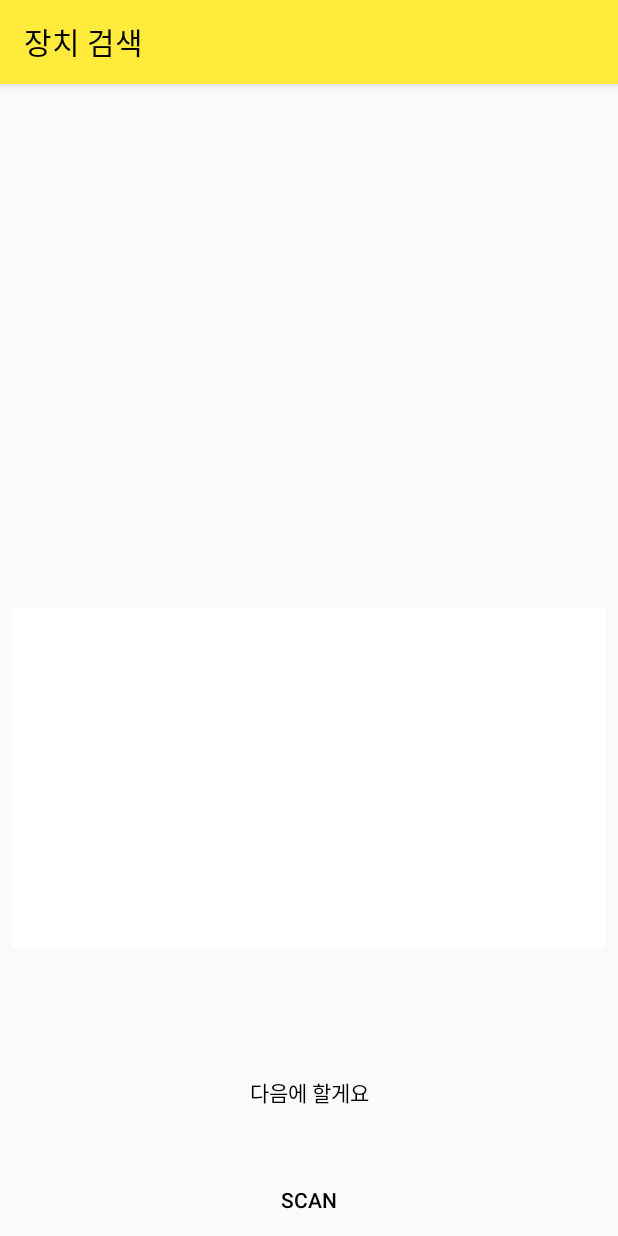
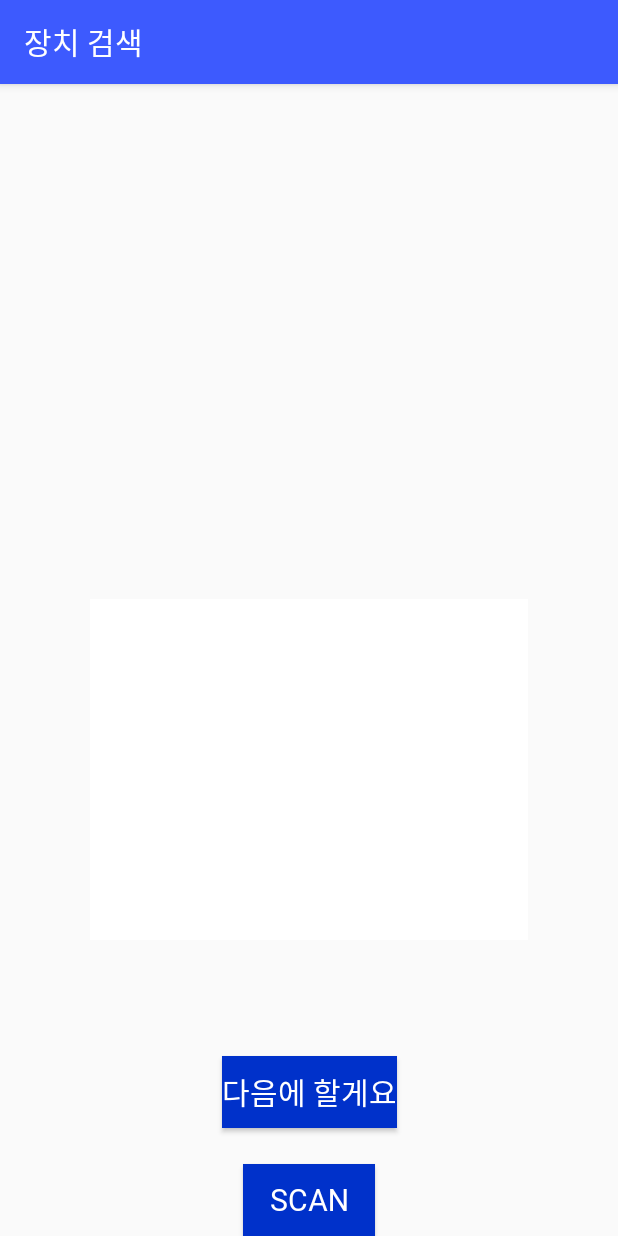
Before and after one commit to kin7274/Egometer, an Android app: the DeviceScanActivity screen opened directly, with no data from a screen before it, on a phone screen of 412 x 824 dp. Run offline under Robolectric (Android 15) with nearby library versions, the phone set to English and light mode, and no system bars; 1 statement that could not run was skipped.

Commit message:
색 변경
색 변경

```diff
--- a/app/src/main/java/com/example/elab_yang/egometer/activity/DeviceScanActivity.java
+++ b/app/src/main/java/com/example/elab_yang/egometer/activity/DeviceScanActivity.java
@@ -25,7 +25,10 @@ import android.support.v7.app.AppCompatActivity;
 import android.support.v7.widget.DividerItemDecoration;
 import android.support.v7.widget.LinearLayoutManager;
 import android.support.v7.widget.RecyclerView;
+import android.support.v7.widget.Toolbar;
 import android.view.View;
+import android.view.Window;
+import android.view.WindowManager;
 import android.widget.Button;
 import android.widget.Toast;
 
@@ -64,6 +67,8 @@ public class DeviceScanActivity extends AppCompatActivity {
         super.onCreate(savedInstanceState);
         setContentView(R.layout.activity_device_scan);
         //
+        setToolbar();
+        setStatusbar();
         preferences = getSharedPreferences("ActivityPREF", Context.MODE_PRIVATE);
         //
         bleDeviceList = new ArrayList<>();
@@ -101,6 +106,21 @@ public class DeviceScanActivity extends AppCompatActivity {
         checkBleSupport();
         getBluetoothAdapter();
         checkBluetoothSupport();
+    }
+
+    // 툴바
+    public void setToolbar() {
+        Toolbar mytoolbar = (Toolbar) findViewById(R.id.my_toolbar);
+        setSupportActionBar(mytoolbar);
+        getSupportActionBar().setTitle("");
+    }
+
+    // 상태바 색 변경
+    public void setStatusbar() {
+        Window window = getWindow();
+        window.addFlags(WindowManager.LayoutParams.FLAG_DRAWS_SYSTEM_BAR_BACKGROUNDS);
+        window.clearFlags(WindowManager.LayoutParams.FLAG_TRANSLUCENT_STATUS);
+        window.setStatusBarColor(getResources().getColor(R.color.colorAccent));
     }
 
     private void checkBleSupport() {
--- a/app/src/main/res/layout/activity_device_scan.xml
+++ b/app/src/main/res/layout/activity_device_scan.xml
@@ -19,7 +19,7 @@
             android:layout_marginLeft="16dp"
             android:fontFamily="@font/my_font_family"
             android:text="장치 검색"
-            android:textColor="#000"
+            android:textColor="#fff"
             android:textSize="20sp"
             android:textStyle="normal" />
     </android.support.v7.widget.Toolbar>
@@ -27,48 +27,50 @@
 
     <Button
         android:id="@+id/button"
-        style="?android:attr/borderlessButtonStyle"
-        android:layout_width="0dp"
+        android:layout_width="wrap_content"
         android:layout_height="wrap_content"
         android:layout_marginTop="8dp"
+        android:background="@color/colorPrimaryDark"
+        android:fontFamily="@font/my_font_family"
         android:text="다음에 할게요"
-        android:textColor="#000000"
+        android:textColor="#fff"
+        android:textSize="20sp"
         app:layout_constraintBottom_toBottomOf="parent"
         app:layout_constraintEnd_toEndOf="parent"
-        app:layout_constraintHorizontal_bias="0.0"
+        app:layout_constraintHorizontal_bias="0.501"
         app:layout_constraintStart_toStartOf="parent"
         app:layout_constraintTop_toTopOf="parent"
         app:layout_constraintVertical_bias="0.906" />
 
     <Button
         android:id="@+id/button1"
-        style="?android:attr/borderlessButtonStyle"
-        android:layout_width="0dp"
+        android:layout_width="wrap_content"
         android:layout_height="wrap_content"
         android:layout_marginTop="8dp"
+        android:background="@color/colorPrimaryDark"
+        android:fontFamily="@font/my_font_family"
         android:text="Scan"
-        android:textColor="#000000"
+        android:textColor="#fff"
+        android:textSize="20sp"
         app:layout_constraintBottom_toBottomOf="parent"
         app:layout_constraintEnd_toEndOf="parent"
-        app:layout_constraintHorizontal_bias="0.0"
         app:layout_constraintStart_toStartOf="parent"
         app:layout_constraintTop_toTopOf="parent"
         app:layout_constraintVertical_bias="1.0" />
 
     <android.support.v7.widget.RecyclerView
         android:id="@+id/recyclerView"
-        android:layout_width="match_parent"
+        android:layout_width="292dp"
         android:layout_height="227dp"
+        android:layout_marginBottom="72dp"
+        android:layout_marginEnd="8dp"
         android:layout_marginStart="8dp"
         android:layout_marginTop="8dp"
-        android:layout_marginEnd="8dp"
-        android:layout_marginBottom="72dp"
         android:background="#ffffff"
         app:layout_constraintBottom_toTopOf="@+id/button"
         app:layout_constraintEnd_toEndOf="parent"
-        app:layout_constraintHorizontal_bias="1.0"
         app:layout_constraintStart_toStartOf="parent"
         app:layout_constraintTop_toTopOf="parent"
-        app:layout_constraintVertical_bias="1.0" />
+        app:layout_constraintVertical_bias="0.987" />
 
 </android.support.constraint.ConstraintLayout>
--- a/app/src/main/res/layout/activity_intro.xml
+++ b/app/src/main/res/layout/activity_intro.xml
@@ -1,19 +1,19 @@
 <?xml version="1.0" encoding="utf-8"?>
 <RelativeLayout xmlns:android="http://schemas.android.com/apk/res/android"
     android:layout_width="match_parent"
-    android:background="#FF9800"
+    android:background="@color/colorPrimary"
     android:layout_height="match_parent">
 
     <TextView
         android:id="@+id/next_btn"
-        android:layout_width="match_parent"
+        android:layout_width="wrap_content"
         android:layout_height="wrap_content"
         android:layout_alignParentBottom="true"
-        android:layout_alignParentStart="true"
-        android:layout_marginBottom="46dp"
+        android:layout_centerHorizontal="true"
+        android:layout_gravity="center|center_horizontal"
+        android:layout_marginBottom="45dp"
+        android:background="@color/colorPrimaryDark"
         android:fontFamily="@font/my_font_family"
-        android:background="@color/colorPrimaryDark"
-        android:gravity="center|center_horizontal"
         android:text="시작하기"
         android:textColor="#fff"
         android:textSize="30sp" />
--- a/app/src/main/res/layout/activity_main.xml
+++ b/app/src/main/res/layout/activity_main.xml
@@ -5,7 +5,6 @@
     android:id="@+id/root"
     android:layout_width="match_parent"
     android:layout_height="match_parent"
-    android:background="#0336ff"
     tools:context=".activity.MainActivity">
 
     <android.support.v7.widget.Toolbar
@@ -43,13 +42,13 @@
             android:layout_above="@+id/add_device"
             android:layout_alignParentStart="true"
             android:textColor="@color/white"
-            android:background="#FF9800"
+            android:background="@color/colorPrimaryDark"
             android:textSize="20sp"
             android:fontFamily="@font/my_font_family"
             android:text="DB조회" />
 
     <Button
-        android:background="#FF9800"
+        android:background="@color/colorPrimaryDark"
         android:id="@+id/add_device"
         android:layout_width="match_parent"
         android:layout_height="wrap_content"
--- a/app/src/main/res/values/colors.xml
+++ b/app/src/main/res/values/colors.xml
@@ -1,8 +1,8 @@
 <?xml version="1.0" encoding="utf-8"?>
 <resources>
-    <color name="colorPrimary">#FFEB3B</color>
-    <color name="colorPrimaryDark">#0336FF</color>
-    <color name="colorAccent">#FBC02D</color>
+    <color name="colorPrimary">#3d5afe</color>
+    <color name="colorPrimaryDark">#0031ca</color>
+    <color name="colorAccent">#0031ca</color>
 
     <color name="white">#ffffff</color>
     <color name="black">#000</color>
```
